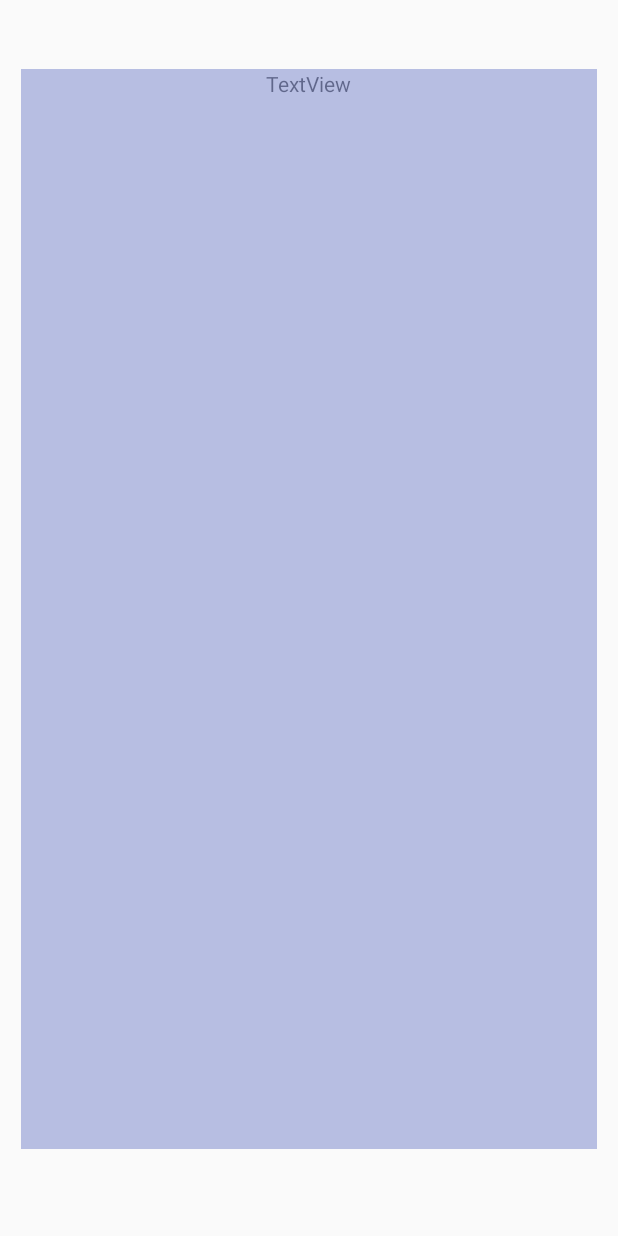
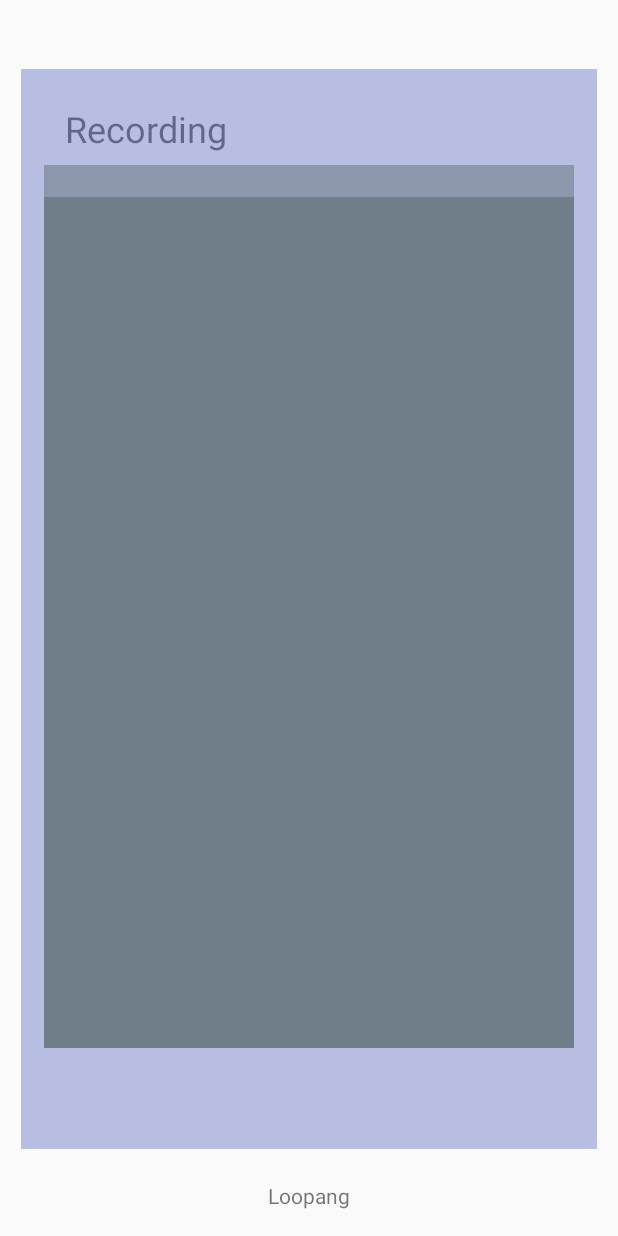
Before and after one commit to injae/Loopang, an Android app: the Recording screen opened directly, with no data from a screen before it, on a phone screen of 412 x 824 dp. Run offline under Robolectric (Android 15) with nearby library versions, the phone set to English and light mode, and no system bars.

Commit message:
Add Recording Fragment - Change some of layout linear to relative - Add string resource - Make Recording Fragment - Collocate views of Recording Fragement - Collocate views of Recording Activity

```diff
--- a/app/build.gradle
+++ b/app/build.gradle
@@ -28,6 +28,7 @@ dependencies {
     implementation 'com.android.support:appcompat-v7:28.0.0'
     implementation 'com.android.support.constraint:constraint-layout:1.1.3'
     implementation 'com.android.support:design:28.0.0'
+    implementation 'com.android.support:support-v4:28.0.0'
     testImplementation 'junit:junit:4.12'
     androidTestImplementation 'com.android.support.test:runner:1.0.2'
     androidTestImplementation 'com.android.support.test.espresso:espresso-core:3.0.2'
--- /dev/null
+++ b/app/src/main/java/com/treasure/loopang/RecordFragment.kt
@@ -0,0 +1,18 @@
+package com.treasure.loopang
+
+import android.os.Bundle
+import android.support.v4.app.Fragment
+import android.view.LayoutInflater
+import android.view.View
+import android.view.ViewGroup
+
+class RecordFragment : Fragment() {
+
+    override fun onCreateView(
+        inflater: LayoutInflater, container: ViewGroup?,
+        savedInstanceState: Bundle?
+    ): View? {
+        // Inflate the layout for this fragment
+        return inflater.inflate(R.layout.fragment_record, container, false)
+    }
+}
--- a/app/src/main/java/com/treasure/loopang/Recording.kt
+++ b/app/src/main/java/com/treasure/loopang/Recording.kt
@@ -8,5 +8,10 @@ class Recording : AppCompatActivity() {
     override fun onCreate(savedInstanceState: Bundle?) {
         super.onCreate(savedInstanceState)
         setContentView(R.layout.activity_recording)
+
+        // fragment test
+        supportFragmentManager.beginTransaction()
+            .replace(R.id.fragment_frame, RecordFragment())
+            .commit()
     }
 }
--- a/app/src/main/res/layout/activity_recording.xml
+++ b/app/src/main/res/layout/activity_recording.xml
@@ -2,38 +2,26 @@
 <android.support.constraint.ConstraintLayout
         xmlns:android="http://schemas.android.com/apk/res/android"
         xmlns:tools="http://schemas.android.com/tools"
-        xmlns:app="http://schemas.android.com/apk/res-auto"
         android:layout_width="match_parent"
         android:layout_height="match_parent"
         tools:context=".Recording">
-    <LinearLayout
+    <RelativeLayout
             android:orientation="vertical"
             android:layout_width="match_parent"
             android:layout_height="match_parent">
         <FrameLayout
                 android:layout_width="match_parent"
-                android:layout_height="match_parent">
-
-            <LinearLayout
-                    android:orientation="vertical"
-                    android:layout_width="match_parent"
-                    android:layout_height="match_parent" android:gravity="center"
-                    android:layout_marginTop="46dp" android:layout_marginBottom="58dp" android:layout_marginLeft="14dp"
-                    android:layout_marginRight="14dp" android:foreground="#5B3F51B5"
-            >
-                <TextView
-                        android:text="TextView"
-                        android:layout_width="wrap_content"
-                        android:layout_height="wrap_content" android:id="@+id/recording_title"/>
-                <LinearLayout
-                        android:orientation="horizontal"
-                        android:layout_width="match_parent"
-                        android:layout_height="match_parent">
-                    <ListView
-                            android:layout_width="match_parent"
-                            android:layout_height="match_parent" android:id="@+id/recording_sound_list"/>
-                </LinearLayout>
-            </LinearLayout>
+                android:layout_height="match_parent" android:id="@+id/fragment_frame"
+                android:layout_alignParentTop="true"
+                android:layout_marginTop="46sp" android:layout_marginBottom="58sp" android:layout_marginLeft="14sp"
+                android:layout_marginRight="14sp" android:foreground="#5B3F51B5">
         </FrameLayout>
-    </LinearLayout>
+        <TextView
+                android:text="@string/app_name"
+                android:layout_width="wrap_content"
+                android:layout_height="wrap_content"
+                android:layout_alignParentBottom="true"
+                android:layout_centerHorizontal="true"
+                android:layout_marginBottom="17sp"/>
+    </RelativeLayout>
 </android.support.constraint.ConstraintLayout>
--- /dev/null
+++ b/app/src/main/res/layout/fragment_record.xml
@@ -0,0 +1,34 @@
+<?xml version="1.0" encoding="utf-8"?>
+<RelativeLayout
+        xmlns:android="http://schemas.android.com/apk/res/android"
+        xmlns:tools="http://schemas.android.com/tools"
+        android:orientation="vertical"
+        android:layout_width="match_parent"
+        android:layout_height="match_parent"
+        tools:context=".RecordFragment">
+    <TextView
+            android:text="@string/title_activity_recording"
+            android:textSize="24sp"
+            android:layout_width="wrap_content"
+            android:layout_height="wrap_content"
+            android:layout_marginTop="23sp"
+            android:layout_marginStart="29sp"
+            android:id="@+id/recording_title"/>
+    <FrameLayout
+            android:layout_width="match_parent"
+            android:layout_height="match_parent"
+            android:layout_marginTop="64sp"
+            android:layout_marginBottom="67sp"
+            android:layout_marginLeft="15sp"
+            android:layout_marginRight="15sp"
+            android:layout_centerHorizontal="true"
+            android:layout_alignParentTop="@+id/recording_title"
+            android:foreground="#5B3F5113">
+        <ListView
+                android:layout_width="match_parent"
+                android:layout_height="match_parent"
+                android:layout_marginTop="21sp"
+                android:foreground="#5B3F5113"
+                android:id="@+id/recording_sound_list"/>
+    </FrameLayout>
+</RelativeLayout>
--- a/app/src/main/res/values/strings.xml
+++ b/app/src/main/res/values/strings.xml
@@ -1,7 +1,11 @@
 <resources>
     <string name="app_name">Loopang</string>
-    <string name="title_activity_recording">Recording</string>
     <string name="splash_logo_image">Splash Logo Image</string>
+
+    <!-- 로그인 액티비티용 스트링 리소스 -->
     <string name="guest_login_string">게스트로 로그인</string>
     <string name="login_string">소셜 아이디로 로그인</string>
+
+    <!-- 레코딩 액티비티, 프래그먼트 용 스트링 리소스 -->
+    <string name="title_activity_recording">Recording</string>
 </resources>
```
